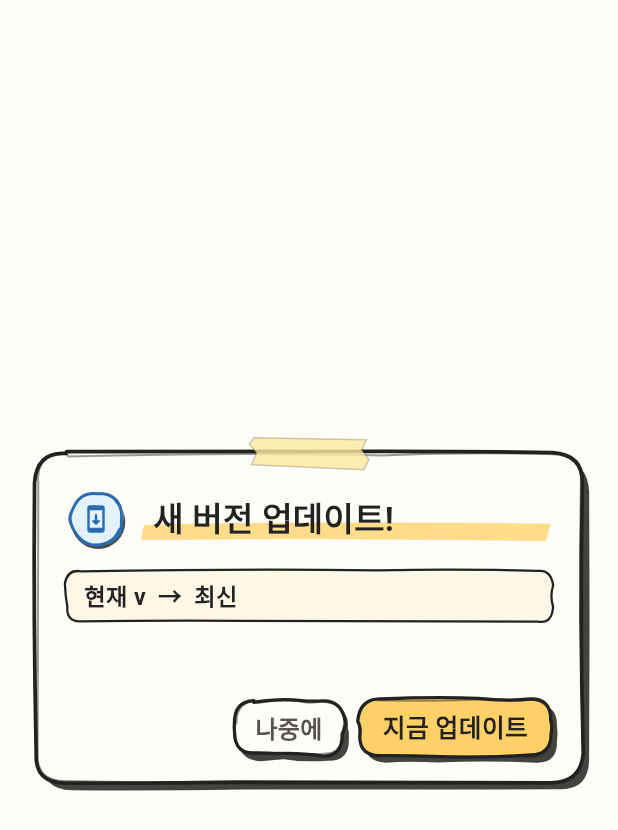
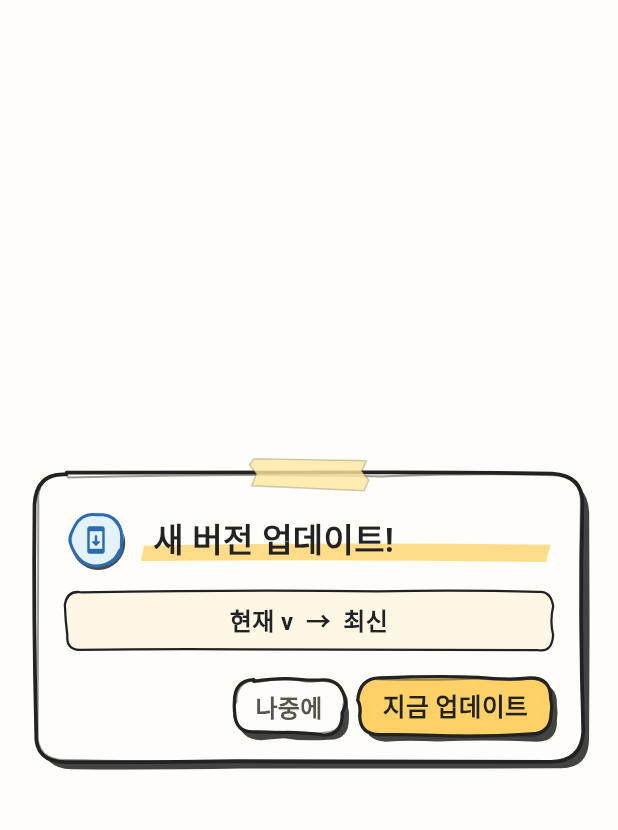
Before and after one commit to jinhwan12345/smoke, a Flutter app: the UpdateDialog widget shown alone on an empty page, opened directly with empty values, on a phone screen of 412 x 824 dp. Shown: the top 830 px of the screen. Run offline on Flutter 3.47's test engine with Material 3 defaults, Android fonts, the phone set to English and light mode, and no system bars; our stand-ins replace flutter_map, geolocator, latlong2, permission_handler; network calls fail; Roboto replaces fonts that are missing (Gaegu).

Commit message:
chore: 로딩화면 여백선 제거 및 업데이트 안내 버전만 표시

```diff
--- a/lib/screens/splash_screen.dart
+++ b/lib/screens/splash_screen.dart
@@ -87,7 +87,7 @@ class _SplashScreenState extends State<SplashScreen> with SingleTickerProviderSt
     return Scaffold(
       backgroundColor: SketchColors.paper,
       body: NotebookPaperBackground(
-        showMarginLine: true,
+        showMarginLine: false,
         showDoodles: true,
         child: SafeArea(
           child: FadeTransition(
--- a/lib/widgets/update_dialog.dart
+++ b/lib/widgets/update_dialog.dart
@@ -144,27 +144,17 @@ class _UpdateDialogState extends State<UpdateDialog> {
                     cornerRadius: 10,
                     doubleStroke: false,
                     seed: 115,
-                    padding: const EdgeInsets.symmetric(horizontal: 12, vertical: 8),
+                    padding: const EdgeInsets.symmetric(horizontal: 12, vertical: 10),
                     child: SizedBox(
                       width: double.infinity,
                       child: Text(
                         '현재 v${info.currentVersionName}  →  최신 ${info.latestVersionTag}',
+                        textAlign: TextAlign.center,
                         style: SketchTextStyles.label(
-                          size: 15.5,
+                          size: 16,
                           color: SketchColors.ink,
                         ),
                       ),
-                    ),
-                  ),
-                  const SizedBox(height: 12),
-                  Text(
-                    info.releaseNotes,
-                    maxLines: 5,
-                    overflow: TextOverflow.ellipsis,
-                    style: SketchTextStyles.body(
-                      size: 15.5,
-                      color: SketchColors.inkMuted,
-                      height: 1.35,
                     ),
                   ),
                   if (_isDownloading) ...[
```
Also changed, not shown: 1 other file.
